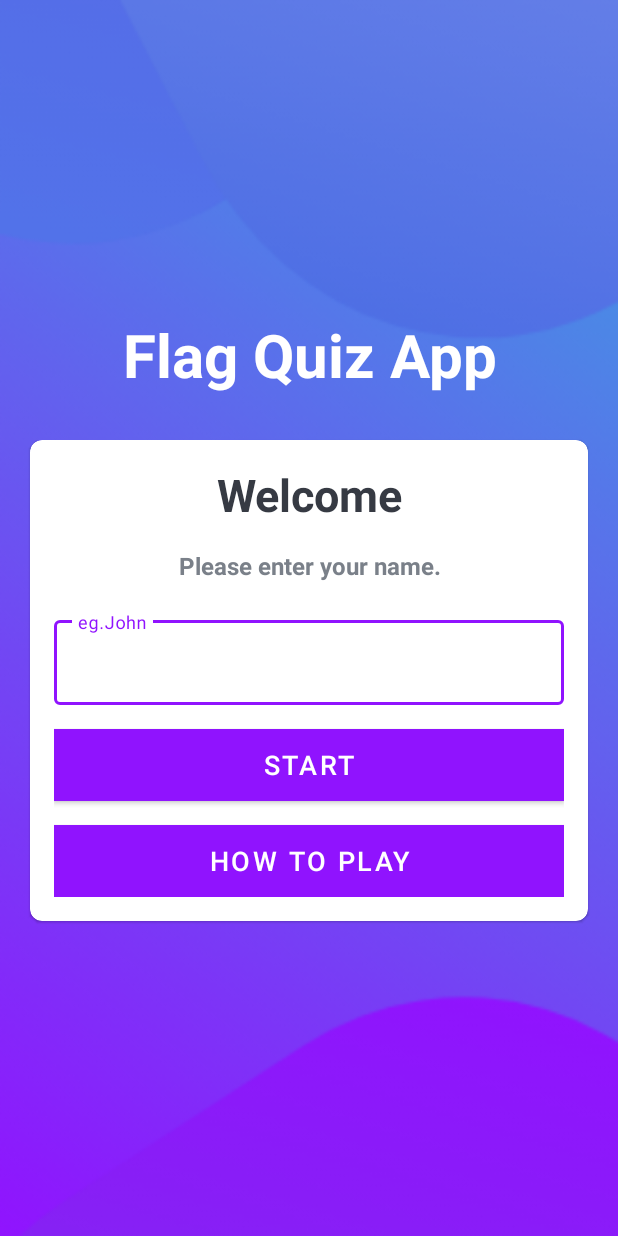
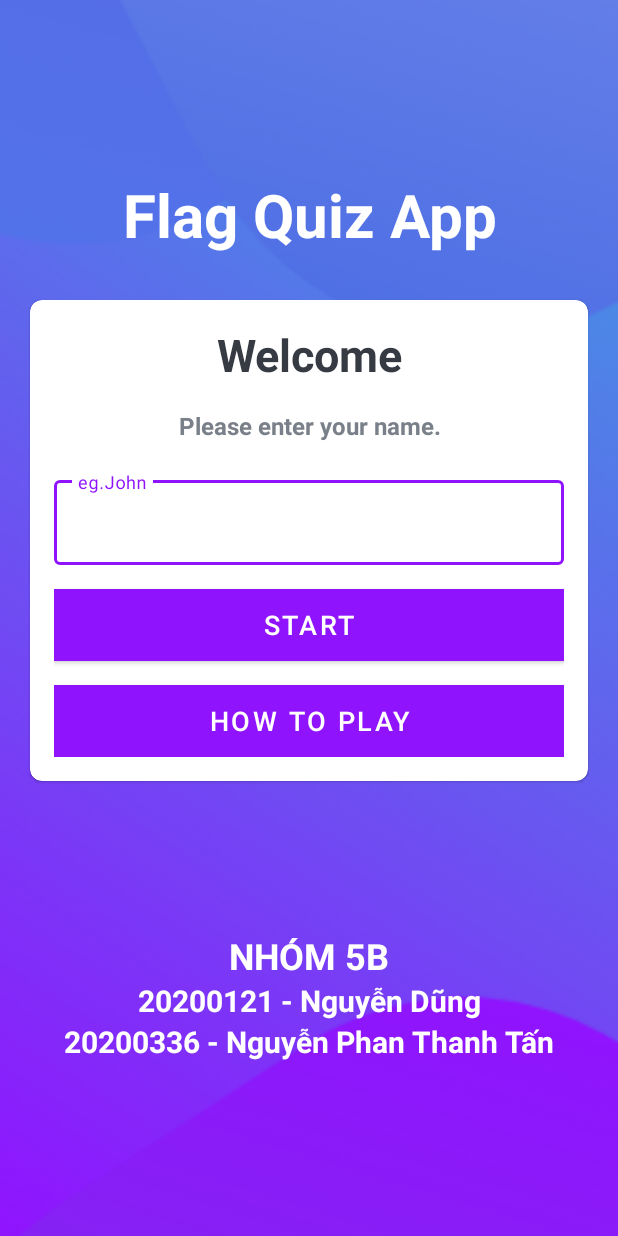
Before and after one commit to nguyendung149/quizz_app_th_lttd, an Android app: the MainActivity screen opened directly, with no data from a screen before it, on a phone screen of 412 x 824 dp. Run offline under Robolectric (Android 15) with nearby library versions, the phone set to English and light mode, and no system bars.

Commit message:
add infor mem

```diff
--- a/app/src/main/res/layout/activity_main.xml
+++ b/app/src/main/res/layout/activity_main.xml
@@ -89,8 +89,38 @@
         </LinearLayout>
 
 
+    </com.google.android.material.card.MaterialCardView>
 
-    </com.google.android.material.card.MaterialCardView>
+    <TextView
+        android:id="@+id/textNameGroup"
+        android:layout_width="match_parent"
+        android:layout_height="wrap_content"
+        android:gravity="center"
+        android:text="NHÓM 5B"
+        android:textColor="@color/white"
+        android:textSize="24sp"
+        android:textStyle="bold"
+        android:layout_marginTop="100dp"/>
+
+    <TextView
+        android:id="@+id/textNameNum1"
+        android:layout_width="match_parent"
+        android:layout_height="wrap_content"
+        android:gravity="center"
+        android:text="20200121 - Nguyễn Dũng"
+        android:textColor="@color/white"
+        android:textSize="20sp"
+        android:textStyle="bold" />
+
+    <TextView
+        android:id="@+id/textNameNum2"
+        android:layout_width="match_parent"
+        android:layout_height="wrap_content"
+        android:gravity="center"
+        android:text="20200336 - Nguyễn Phan Thanh Tấn"
+        android:textColor="@color/white"
+        android:textSize="20sp"
+        android:textStyle="bold" />
 
 
 </LinearLayout>
--- a/app/src/main/res/layout/activity_splash.xml
+++ b/app/src/main/res/layout/activity_splash.xml
@@ -6,14 +6,16 @@
     android:layout_height="match_parent"
     tools:context=".SplashActivity"
     android:background="@drawable/ic_bg">
+
     <ImageView
+        android:id="@+id/imageView"
         android:layout_width="150dp"
         android:layout_height="150dp"
         android:src="@drawable/ic_laucher"
-        app:layout_constraintTop_toTopOf="parent"
         app:layout_constraintBottom_toBottomOf="parent"
+        app:layout_constraintEnd_toEndOf="parent"
         app:layout_constraintStart_toStartOf="parent"
-        app:layout_constraintEnd_toEndOf="parent" />
+        app:layout_constraintTop_toTopOf="parent" />
 
 
 </androidx.constraintlayout.widget.ConstraintLayout>
```
